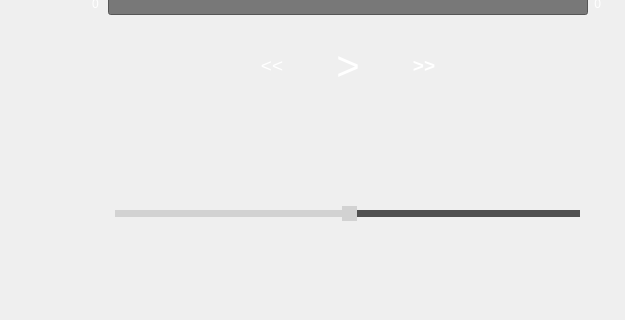
mikebrady/shairport-display-qt, file shairport-display.ui: the form before one commit; both pictures show x 473 to 1098 and y 280 to 600 of the 1098 by 600 pixel window.
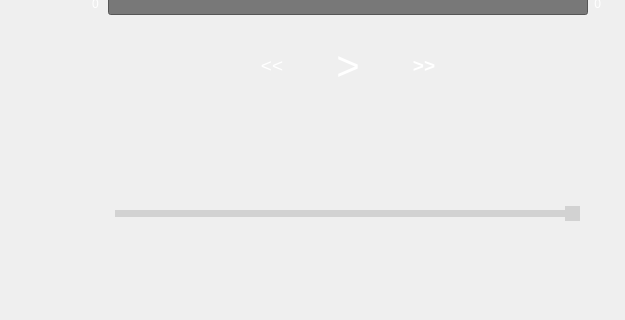
The form after the commit.

Commit message: Use a 0 to -300 slider. Use the PropertiesChanged message from DBus to manage volume changes and more. Block feedback from the slider when it is being updated with new values. Use the songdatakind token to control visibility of the play/rew/ff buttons. Refactor some code to remove redundancies. Run through the 'black' python linter and correct issues noticed by the QC Creator python linter.

Patch:
```diff
--- a/shairport-display.ui
+++ b/shairport-display.ui
@@ -385,8 +385,14 @@
 QSlider::groove:horizontal { height: 7px; }
 QSlider {background-color: rgba(0, 0, 0, 0);}</string>
             </property>
+            <property name="minimum">
+             <number>-300</number>
+            </property>
+            <property name="maximum">
+             <number>0</number>
+            </property>
 <property name="value">
-<number>50</number>
+             <number>0</number>
 </property>
 <property name="orientation">
 <enum>Qt::Horizontal</enum>
```
Lines whose indentation alone changed are shown as unchanged. The commit also changes 1 other file.
